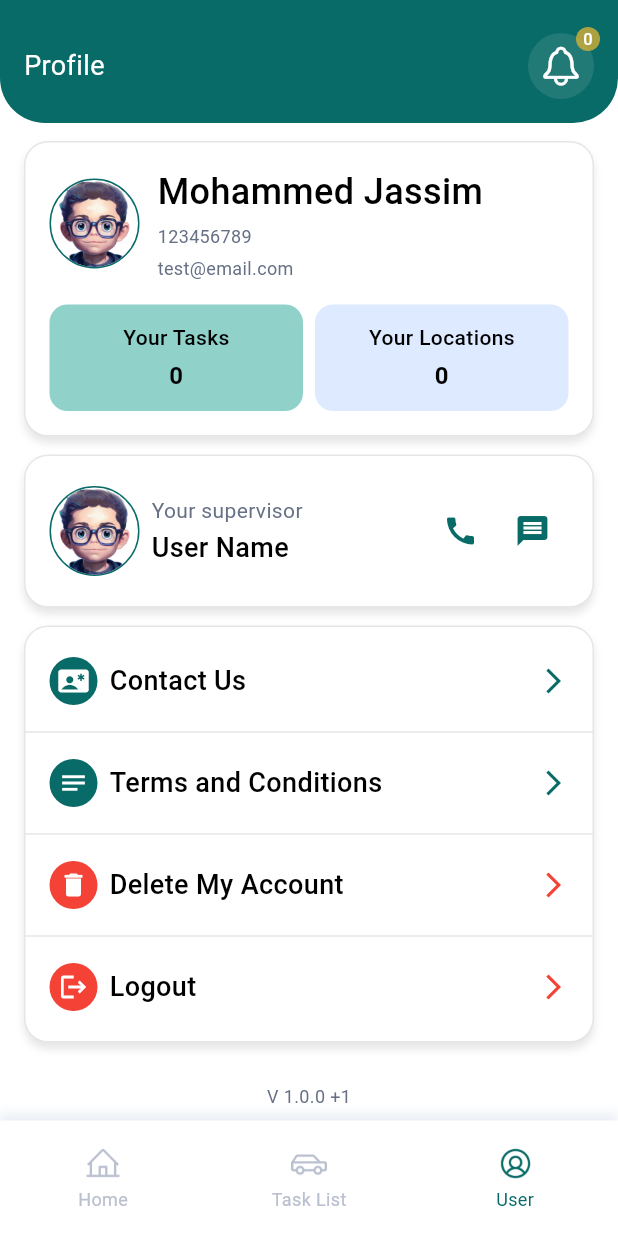
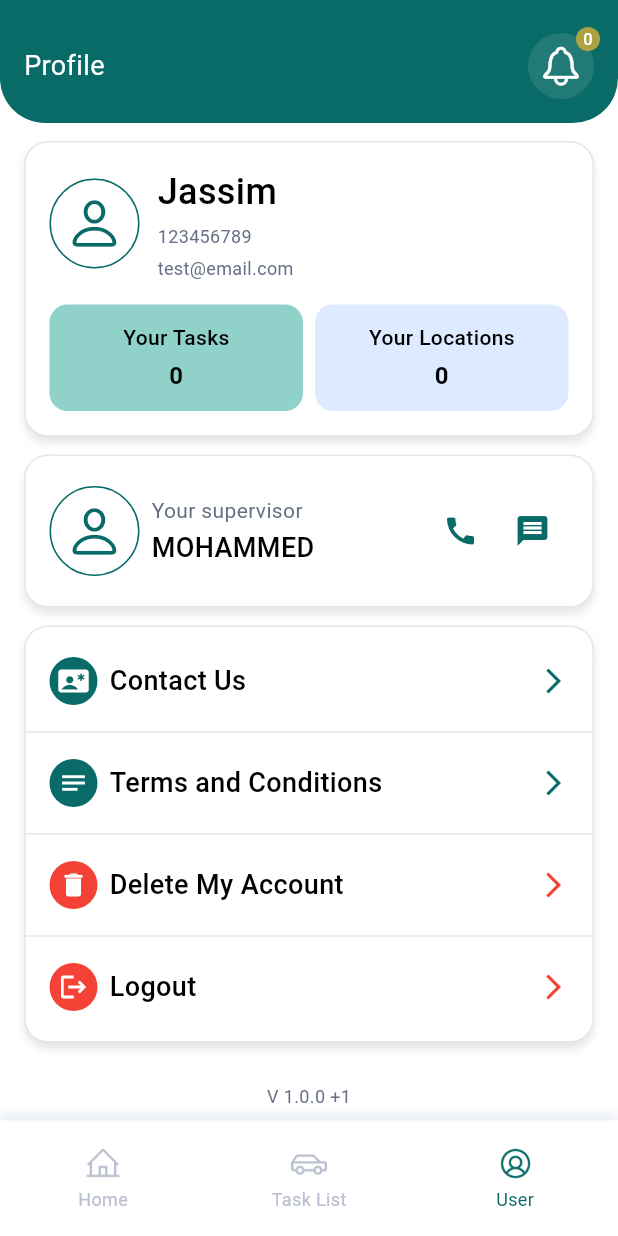
Before and after one commit to jassimpv/Survey-App-Flutter-UI, a Flutter app: the HomeScreen screen opened by its route, item 3 of the bottom bar chosen, on a phone screen of 412 x 824 dp. Run offline on Flutter 3.47's test engine with Material 3 defaults, Android fonts, the phone set to English and light mode, and no system bars; drawn by our look-alikes of upgrader; our stand-ins replace connectivity_plus, flutter_svg, get, package_info_plus, pin_code_fields, shared_preferences; accounts and stored records are empty; Roboto replaces fonts that are missing (Outfit); project files that could hold a hidden picture were left out.

Commit message:
Refactor: Replace profile image with placeholder icon and update displayed names for clarity

```diff
--- a/lib/views/profile/profile_screen.dart
+++ b/lib/views/profile/profile_screen.dart
@@ -1,6 +1,5 @@
 import 'package:collect/controller/profile_controller.dart';
 import 'package:collect/routes.dart';
-import 'package:collect/utils/asset_utils.dart';
 import 'package:collect/utils/colors_utils.dart';
 import 'package:collect/utils/sized_box_extension.dart';
 import 'package:collect/utils/textstyle_input.dart';
@@ -82,14 +81,10 @@ class ProfileScreen extends GetView<ProfileController> {
                     ),
                   ),
                   child: ClipOval(
-                    child: Image.asset(
-                      AssetUtils.getDummyImage("pp.webp"),
-                      fit: BoxFit.cover,
-                      errorBuilder: (context, error, stackTrace) => Image.asset(
-                        AssetUtils.getIcons("ic_profile"),
-                        width: 100,
-                        height: 100,
-                      ),
+                    child: Icon(
+                      CupertinoIcons.person, // Placeholder for profile image
+                      size: 40,
+                      color: ColorUtils.themeColor,
                     ),
                   ),
                 ),
@@ -98,7 +93,7 @@ class ProfileScreen extends GetView<ProfileController> {
                   crossAxisAlignment: CrossAxisAlignment.start,
                   children: [
                     Text(
-                      "Mohammed Jassim",
+                      "Jassim",
                       style: StyleUtils.kTextStyleSize24Weight500(
                         color: Colors.black,
                       ),
@@ -216,14 +211,10 @@ class ProfileScreen extends GetView<ProfileController> {
                     ),
                   ),
                   child: ClipOval(
-                    child: Image.asset(
-                      AssetUtils.getDummyImage("pp.webp"),
-                      fit: BoxFit.cover,
-                      errorBuilder: (context, error, stackTrace) => Image.asset(
-                        AssetUtils.getIcons("ic_profile"),
-                        width: 100,
-                        height: 100,
-                      ),
+                    child: Icon(
+                      CupertinoIcons.person, // Placeholder for profile image
+                      size: 40,
+                      color: ColorUtils.themeColor,
                     ),
                   ),
                 ),
@@ -240,7 +231,7 @@ class ProfileScreen extends GetView<ProfileController> {
                       ),
                       2.heightBox,
                       Text(
-                        "User Name",
+                        "MOHAMMED",
                         style: StyleUtils.kTextStyleSize18Weight500(
                           color: Colors.black,
                         ),
```
